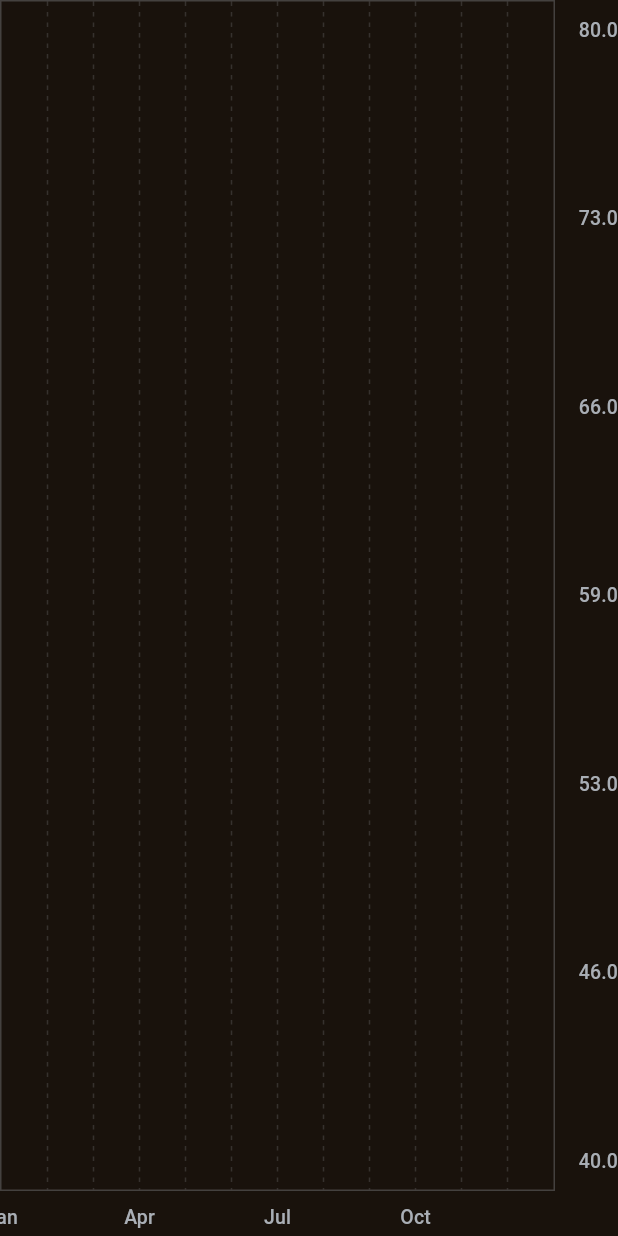
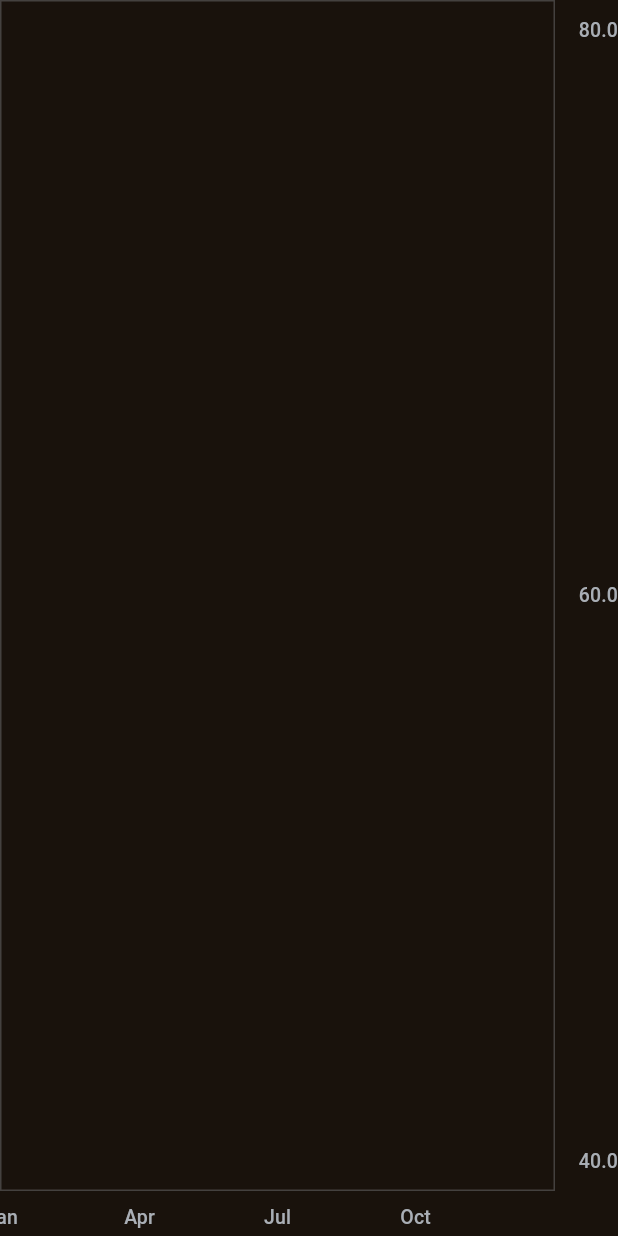
Before and after one commit to skobizsolt/gymbuddy, a Flutter app: the WeightYearlyChart widget shown alone on an empty page, opened directly with empty values, on a phone screen of 412 x 824 dp. Run offline on Flutter 3.47's test engine with Material 2 defaults, Android fonts, the phone set to English and light mode, and no system bars; drawn by our look-alikes of fl_chart; our stand-ins replace carousel_slider, chopper, cloud_firestore, easy_search_bar, email_validator, firebase_auth and 11 more; missing offline and left inert: duration_picker, easy_image_viewer, health; accounts and stored records are empty; generated files the repository leaves out were written again; network calls fail.

Commit message:
feat: GYM-27 weight chart fixes

```diff
--- a/lib/screen/stats/charts/weight/monthly_chart.dart
+++ b/lib/screen/stats/charts/weight/monthly_chart.dart
@@ -44,7 +44,9 @@ class WeightMonthlyChart extends StatelessWidget {
         },
         getDrawingVerticalLine: (value) {
           return FlLine(
-            color: Theme.of(context).colorScheme.secondary.withOpacity(0.2),
+            color: weightsData.length > 1
+                ? Theme.of(context).colorScheme.secondary.withOpacity(0.2)
+                : Colors.transparent,
             strokeWidth: 1,
             dashArray: [3, 4],
           );
--- a/lib/screen/stats/charts/weight/yearly_chart.dart
+++ b/lib/screen/stats/charts/weight/yearly_chart.dart
@@ -43,7 +43,9 @@ class WeightYearlyChart extends StatelessWidget {
         },
         getDrawingVerticalLine: (value) {
           return FlLine(
-            color: Theme.of(context).colorScheme.secondary.withOpacity(0.2),
+            color: weightsData.length > 1
+                ? Theme.of(context).colorScheme.secondary.withOpacity(0.2)
+                : Colors.transparent,
             strokeWidth: 1,
             dashArray: [3, 4],
           );
--- a/lib/service/stats/weight_chart_helper.dart
+++ b/lib/service/stats/weight_chart_helper.dart
@@ -15,7 +15,7 @@ class WeightChartHelper {
   }
 
   double getCoordinatesInterval(final double difference) {
-    return difference / 6;
+    return difference / 2;
   }
 
   getTouchSpotData(LineBarSpot touchedSpot, List<HealthDataEntry> data) {
```
